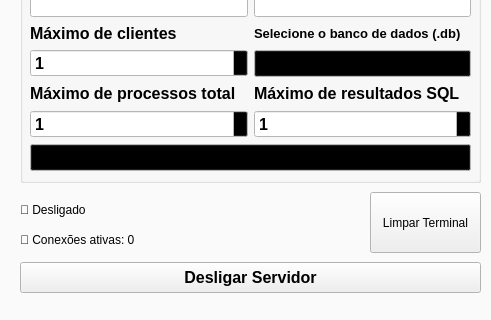
First picture: the form in ui/servidor_gui.ui, repository gabsfredes/tcp-multithread, before the edit; both pictures show x 0 to 491 and y 88 to 408 of the 1000 by 408 pixel window.
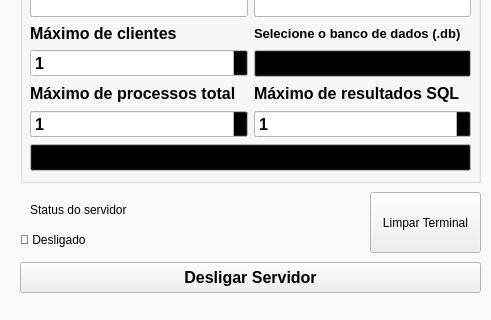
Second picture: the form after the edit.

```diff
--- a/ui/servidor_gui.ui
+++ b/ui/servidor_gui.ui
@@ -764,7 +764,7 @@
     <property name="geometry">
      <rect>
       <x>20</x>
-      <y>290</y>
+      <y>320</y>
       <width>331</width>
       <height>16</height>
      </rect>
@@ -776,14 +776,14 @@
    <widget class="QLabel" name="label_conexoes_ativas">
     <property name="geometry">
      <rect>
-      <x>20</x>
-      <y>320</y>
-      <width>311</width>
+      <x>30</x>
+      <y>290</y>
+      <width>171</width>
       <height>16</height>
      </rect>
     </property>
     <property name="text">
-     <string>👥 Conexões ativas: 0</string>
+     <string>Status do servidor</string>
     </property>
    </widget>
   </widget>
```
Left out of the diff: 2 changed lines with no effect on the pictures.
